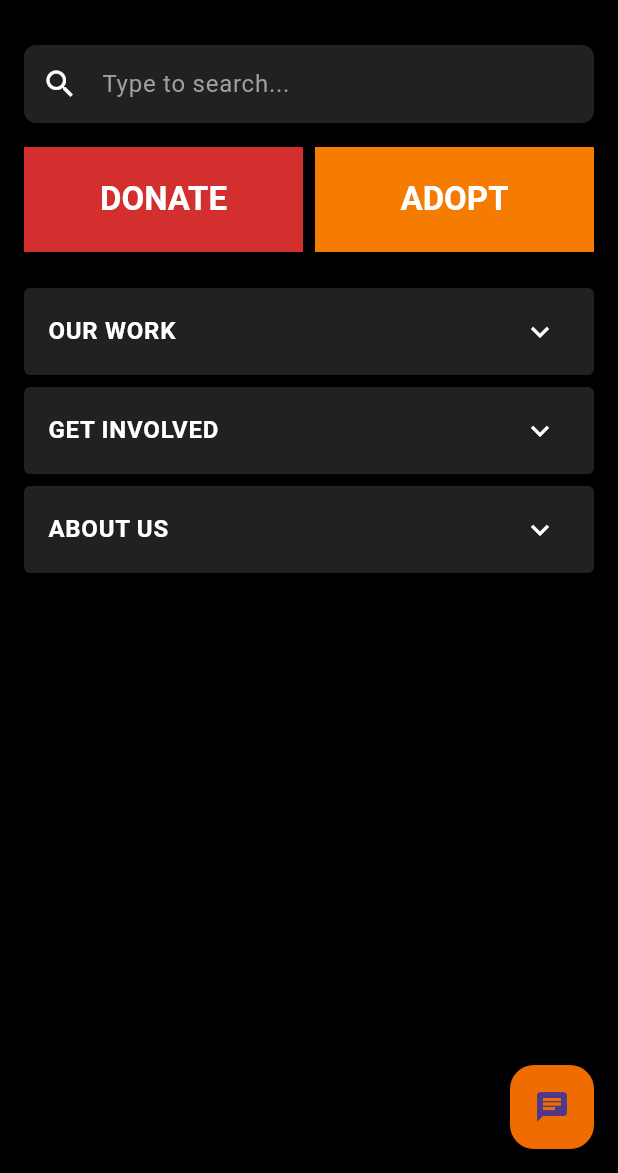
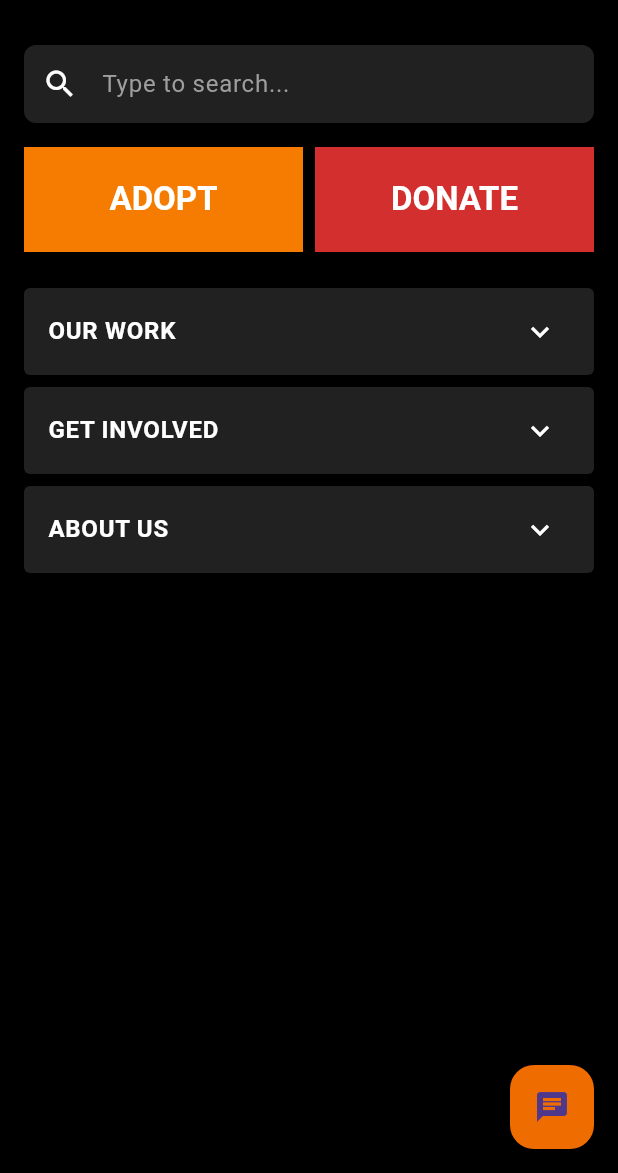
Before and after one commit to bubaa-a/Evaluacion, a Flutter app: the screen it shows after launch, after a tap on the "menu" icon, on a phone screen of 412 x 824 dp, the part 63-1236 px from its top. Run offline on Flutter 3.47's test engine with Material 3 defaults, Android fonts, the phone set to English and light mode, and no system bars.

Commit message:
menu screen

```diff
--- a/evaluacion_2/lib/screen/donate_screen.dart
+++ b/evaluacion_2/lib/screen/donate_screen.dart
@@ -6,10 +6,14 @@ import 'package:flutter/material.dart';
 
 class DonateScreen extends StatelessWidget {
   const DonateScreen({super.key});
+
   @override
   Widget build(BuildContext context) {
     return Scaffold(
-      body: Container(
+      body: SafeArea(
+        // Opcional, pero recomendable para evitar recortes en pantallas con notch
+        child: SingleChildScrollView(
+          child: Container(
             padding: const EdgeInsets.all(0.0),
             child: Column(
               crossAxisAlignment: CrossAxisAlignment.stretch,
@@ -24,6 +28,8 @@ class DonateScreen extends StatelessWidget {
               ],
             ),
           ),
+        ),
+      ),
     );
   }
 }
--- a/evaluacion_2/lib/screen/home_screen.dart
+++ b/evaluacion_2/lib/screen/home_screen.dart
@@ -10,16 +10,18 @@ class HomeScreen extends StatelessWidget {
   @override
   Widget build(BuildContext context) {
     return Scaffold(
-      body: Container(
-        padding: const EdgeInsets.all(0.0),
-        child: Column(
-          crossAxisAlignment: CrossAxisAlignment.stretch,
-          children: [
-            const W01HomeScreen(),
-            const W02HomeScreen(),
-            const W03HomeScreen(),
-            const W04HomeScreen(),
-          ],
+      body: SafeArea(
+        // Opcional, para evitar que el contenido se tape con la barra de estado
+        child: SingleChildScrollView(
+          child: Column(
+            crossAxisAlignment: CrossAxisAlignment.stretch,
+            children: const [
+              W01HomeScreen(),
+              W02HomeScreen(),
+              W03HomeScreen(),
+              W04HomeScreen(),
+            ],
+          ),
         ),
       ),
     );
--- a/evaluacion_2/lib/screen/menu_screen.dart
+++ b/evaluacion_2/lib/screen/menu_screen.dart
@@ -1,6 +1,10 @@
 import 'package:flutter/material.dart';
+import 'package:evaluacion_2/widgets/w_menu/search_bar_widget.dart';
 import 'package:evaluacion_2/widgets/btn_donate.dart';
 import 'package:evaluacion_2/widgets/btn_adopt.dart';
+import 'package:evaluacion_2/widgets/w_menu/our_work_expansion_tile.dart';
+import 'package:evaluacion_2/widgets/w_menu/get_involved_expansion_tile.dart';
+import 'package:evaluacion_2/widgets/w_menu/about_us_expansion_tile.dart';
 
 class MenuScreen extends StatelessWidget {
   const MenuScreen({super.key});
@@ -33,177 +37,34 @@ class MenuScreen extends StatelessWidget {
       body: SingleChildScrollView(
         padding: const EdgeInsets.all(16),
         child: Column(
-          children: [
-            // Barra de búsqueda
-            Container(
-              margin: const EdgeInsets.only(bottom: 16),
-              decoration: BoxDecoration(
-                color: Colors.grey[900],
-                borderRadius: BorderRadius.circular(8),
-              ),
-              child: TextField(
-                style: const TextStyle(color: Colors.white),
-                decoration: InputDecoration(
-                  hintText: 'Type to search...',
-                  hintStyle: TextStyle(color: Colors.grey[500]),
-                  prefixIcon: const Icon(Icons.search, color: Colors.white),
-                  border: InputBorder.none,
-                  contentPadding: const EdgeInsets.symmetric(
-                    horizontal: 16,
-                    vertical: 14,
-                  ),
-                ),
-              ),
-            ),
-            // Fila con los botones DONATE y ADOPT
+          children: const [
+            // Widget Search Bar
+            SearchBarWidget(),
+
+            // Fila con botones Adopt y Donate
             Row(
-              children: const [
+              children: [
+                Expanded(child: BtnAdopt()),
+                SizedBox(width: 8),
                 Expanded(child: BtnDonate()),
-                SizedBox(width: 8),
-                Expanded(child: BtnAdopt()),
               ],
             ),
-            const SizedBox(height: 24),
-            // Sección OUR WORK con sub-encabezados
-            _buildOurWorkExpansionTile(),
-            const SizedBox(height: 8),
+
+            SizedBox(height: 24),
+
+            // Sección OUR WORK
+            OurWorkExpansionTile(),
+            SizedBox(height: 8),
+
             // Sección GET INVOLVED
-            _buildGetInvolvedExpansionTile(),
-            const SizedBox(height: 8),
+            GetInvolvedExpansionTile(),
+            SizedBox(height: 8),
+
             // Sección ABOUT US
-            _buildAboutUsExpansionTile(),
+            AboutUsExpansionTile(),
           ],
         ),
       ),
     );
   }
-
-  // ---------------------------------------------------------------------------
-  // Sección: OUR WORK
-  // ---------------------------------------------------------------------------
-  Widget _buildOurWorkExpansionTile() {
-    return Container(
-      decoration: BoxDecoration(
-        color: Colors.grey[900],
-        borderRadius: BorderRadius.circular(4),
-      ),
-      child: ExpansionTile(
-        collapsedIconColor: Colors.white,
-        iconColor: Colors.white,
-        title: const Text(
-          'OUR WORK',
-          style: TextStyle(color: Colors.white, fontWeight: FontWeight.bold),
-        ),
-        children: [
-          _buildListTileItem('Learn More About Our Impact >'),
-          // Sub-encabezado: What we care about
-          _buildSectionHeading('What we care about'),
-          _buildListTileItem('People'),
-          _buildListTileItem('Places'),
-          _buildListTileItem('Species'),
-          _buildListTileItem('Climate crisis'),
-          _buildListTileItem('Sustainability'),
-          // Sub-encabezado: How we work
-          _buildSectionHeading('How we work'),
-          _buildListTileItem('Public policy'),
-          _buildListTileItem('Science'),
-          _buildListTileItem('Business'),
-          _buildListTileItem('Wildlife conservation'),
-        ],
-      ),
-    );
-  }
-
-  // ---------------------------------------------------------------------------
-  // Sección: GET INVOLVED
-  // ---------------------------------------------------------------------------
-  Widget _buildGetInvolvedExpansionTile() {
-    return Container(
-      decoration: BoxDecoration(
-        color: Colors.grey[900],
-        borderRadius: BorderRadius.circular(4),
-      ),
-      child: ExpansionTile(
-        collapsedIconColor: Colors.white,
-        iconColor: Colors.white,
-        title: const Text(
-          'GET INVOLVED',
-          style: TextStyle(color: Colors.white, fontWeight: FontWeight.bold),
-        ),
-        children: [
-          _buildListTileItem('See All Ways To Get Involved >'),
-          _buildListTileItem('Take action'),
-          _buildListTileItem('Fundraise'),
-          _buildListTileItem('Give'),
-          _buildListTileItem('Send ecards'),
-          _buildListTileItem('Get email'),
-          _buildListTileItem('Educational resources'),
-          _buildListTileItem('Leave a legacy gift'),
-          _buildListTileItem('Travel with us'),
-        ],
-      ),
-    );
-  }
-
-  // ---------------------------------------------------------------------------
-  // Sección: ABOUT US
-  // ---------------------------------------------------------------------------
-  Widget _buildAboutUsExpansionTile() {
-    return Container(
-      decoration: BoxDecoration(
-        color: Colors.grey[900],
-        borderRadius: BorderRadius.circular(4),
-      ),
-      child: ExpansionTile(
-        collapsedIconColor: Colors.white,
-        iconColor: Colors.white,
-        title: const Text(
-          'ABOUT US',
-          style: TextStyle(color: Colors.white, fontWeight: FontWeight.bold),
-        ),
-        children: [
-          _buildListTileItem('Contact >'),
-          _buildListTileItem('Mission and values'),
-          _buildListTileItem('Who we are'),
-          _buildListTileItem('History'),
-          _buildListTileItem('Leadership'),
-          _buildListTileItem('Experts'),
-          _buildListTileItem('Stories and updates'),
-          _buildListTileItem('World Wildlife Magazine'),
-          _buildListTileItem('Newsroom'),
-          _buildListTileItem('Financials'),
-          _buildListTileItem('Careers'),
-        ],
-      ),
-    );
-  }
-
-  // ---------------------------------------------------------------------------
-  // Helper para sub-encabezados
-  // ---------------------------------------------------------------------------
-  Widget _buildSectionHeading(String heading) {
-    return Padding(
-      padding: const EdgeInsets.symmetric(vertical: 8.0, horizontal: 16.0),
-      child: Text(
-        heading,
-        style: const TextStyle(
-          color: Colors.white,
-          fontWeight: FontWeight.bold,
-        ),
-      ),
-    );
-  }
-
-  // ---------------------------------------------------------------------------
-  // Helper para cada opción (ListTile)
-  // ---------------------------------------------------------------------------
-  Widget _buildListTileItem(String text) {
-    return ListTile(
-      contentPadding: const EdgeInsets.only(left: 32.0),
-      title: Text(text, style: const TextStyle(color: Colors.white)),
-      onTap: () {
-        // Coloca aquí la acción correspondiente para cada ítem
-      },
-    );
-  }
 }
--- /dev/null
+++ b/evaluacion_2/lib/widgets/w_menu/about_us_expansion_tile.dart
@@ -0,0 +1,37 @@
+import 'package:flutter/material.dart';
+import 'package:evaluacion_2/widgets/w_menu/list_tile_item.dart';
+
+class AboutUsExpansionTile extends StatelessWidget {
+  const AboutUsExpansionTile({super.key});
+
+  @override
+  Widget build(BuildContext context) {
+    return Container(
+      decoration: BoxDecoration(
+        color: Colors.grey[900],
+        borderRadius: BorderRadius.circular(4),
+      ),
+      child: ExpansionTile(
+        collapsedIconColor: Colors.white,
+        iconColor: Colors.white,
+        title: const Text(
+          'ABOUT US',
+          style: TextStyle(color: Colors.white, fontWeight: FontWeight.bold),
+        ),
+        children: const [
+          ListTileItem(text: 'Contact >'),
+          ListTileItem(text: 'Mission and values'),
+          ListTileItem(text: 'Who we are'),
+          ListTileItem(text: 'History'),
+          ListTileItem(text: 'Leadership'),
+          ListTileItem(text: 'Experts'),
+          ListTileItem(text: 'Stories and updates'),
+          ListTileItem(text: 'World Wildlife Magazine'),
+          ListTileItem(text: 'Newsroom'),
+          ListTileItem(text: 'Financials'),
+          ListTileItem(text: 'Careers'),
+        ],
+      ),
+    );
+  }
+}
--- /dev/null
+++ b/evaluacion_2/lib/widgets/w_menu/get_involved_expansion_tile.dart
@@ -0,0 +1,35 @@
+import 'package:flutter/material.dart';
+import 'package:evaluacion_2/widgets/w_menu/list_tile_item.dart';
+
+class GetInvolvedExpansionTile extends StatelessWidget {
+  const GetInvolvedExpansionTile({super.key});
+
+  @override
+  Widget build(BuildContext context) {
+    return Container(
+      decoration: BoxDecoration(
+        color: Colors.grey[900],
+        borderRadius: BorderRadius.circular(4),
+      ),
+      child: ExpansionTile(
+        collapsedIconColor: Colors.white,
+        iconColor: Colors.white,
+        title: const Text(
+          'GET INVOLVED',
+          style: TextStyle(color: Colors.white, fontWeight: FontWeight.bold),
+        ),
+        children: const [
+          ListTileItem(text: 'See All Ways To Get Involved >'),
+          ListTileItem(text: 'Take action'),
+          ListTileItem(text: 'Fundraise'),
+          ListTileItem(text: 'Give'),
+          ListTileItem(text: 'Send ecards'),
+          ListTileItem(text: 'Get email'),
+          ListTileItem(text: 'Educational resources'),
+          ListTileItem(text: 'Leave a legacy gift'),
+          ListTileItem(text: 'Travel with us'),
+        ],
+      ),
+    );
+  }
+}
--- /dev/null
+++ b/evaluacion_2/lib/widgets/w_menu/list_tile_item.dart
@@ -0,0 +1,17 @@
+import 'package:flutter/material.dart';
+
+class ListTileItem extends StatelessWidget {
+  final String text;
+  const ListTileItem({super.key, required this.text});
+
+  @override
+  Widget build(BuildContext context) {
+    return ListTile(
+      contentPadding: const EdgeInsets.only(left: 32.0),
+      title: Text(text, style: const TextStyle(color: Colors.white)),
+      onTap: () {
+        // Define la acción que necesites para cada item
+      },
+    );
+  }
+}
--- /dev/null
+++ b/evaluacion_2/lib/widgets/w_menu/our_work_expansion_tile.dart
@@ -0,0 +1,39 @@
+import 'package:flutter/material.dart';
+import 'package:evaluacion_2/widgets/w_menu/section_heading.dart';
+import 'package:evaluacion_2/widgets/w_menu/list_tile_item.dart';
+
+class OurWorkExpansionTile extends StatelessWidget {
+  const OurWorkExpansionTile({super.key});
+
+  @override
+  Widget build(BuildContext context) {
+    return Container(
+      decoration: BoxDecoration(
+        color: Colors.grey[900],
+        borderRadius: BorderRadius.circular(4),
+      ),
+      child: ExpansionTile(
+        collapsedIconColor: Colors.white,
+        iconColor: Colors.white,
+        title: const Text(
+          'OUR WORK',
+          style: TextStyle(color: Colors.white, fontWeight: FontWeight.bold),
+        ),
+        children: const [
+          ListTileItem(text: 'Learn More About Our Impact >'),
+          SectionHeading(heading: 'What we care about'),
+          ListTileItem(text: 'People'),
+          ListTileItem(text: 'Places'),
+          ListTileItem(text: 'Species'),
+          ListTileItem(text: 'Climate crisis'),
+          ListTileItem(text: 'Sustainability'),
+          SectionHeading(heading: 'How we work'),
+          ListTileItem(text: 'Public policy'),
+          ListTileItem(text: 'Science'),
+          ListTileItem(text: 'Business'),
+          ListTileItem(text: 'Wildlife conservation'),
+        ],
+      ),
+    );
+  }
+}
--- /dev/null
+++ b/evaluacion_2/lib/widgets/w_menu/search_bar_widget.dart
@@ -0,0 +1,29 @@
+import 'package:flutter/material.dart';
+
+class SearchBarWidget extends StatelessWidget {
+  const SearchBarWidget({super.key});
+
+  @override
+  Widget build(BuildContext context) {
+    return Container(
+      margin: const EdgeInsets.only(bottom: 16),
+      decoration: BoxDecoration(
+        color: Colors.grey[900],
+        borderRadius: BorderRadius.circular(8),
+      ),
+      child: TextField(
+        style: const TextStyle(color: Colors.white),
+        decoration: InputDecoration(
+          hintText: 'Type to search...',
+          hintStyle: TextStyle(color: Colors.grey[500]),
+          prefixIcon: const Icon(Icons.search, color: Colors.white),
+          border: InputBorder.none,
+          contentPadding: const EdgeInsets.symmetric(
+            horizontal: 16,
+            vertical: 14,
+          ),
+        ),
+      ),
+    );
+  }
+}
--- /dev/null
+++ b/evaluacion_2/lib/widgets/w_menu/section_heading.dart
@@ -0,0 +1,20 @@
+import 'package:flutter/material.dart';
+
+class SectionHeading extends StatelessWidget {
+  final String heading;
+  const SectionHeading({super.key, required this.heading});
+
+  @override
+  Widget build(BuildContext context) {
+    return Padding(
+      padding: const EdgeInsets.symmetric(vertical: 8.0, horizontal: 16.0),
+      child: Text(
+        heading,
+        style: const TextStyle(
+          color: Colors.white,
+          fontWeight: FontWeight.bold,
+        ),
+      ),
+    );
+  }
+}
```
Lines whose indentation alone changed are shown as unchanged.
